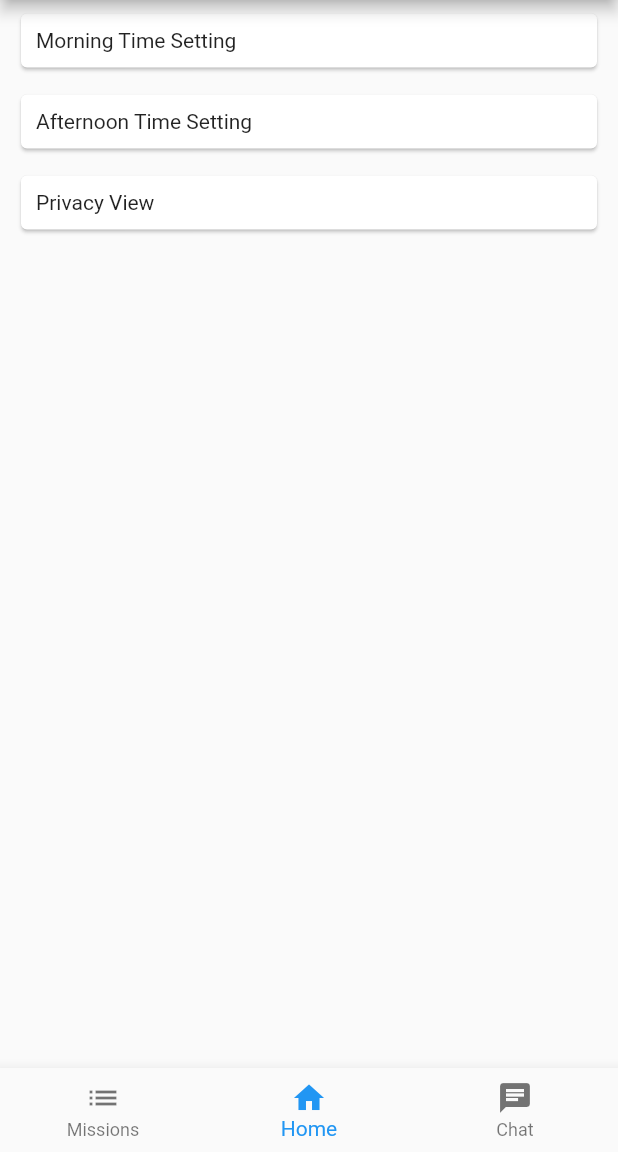
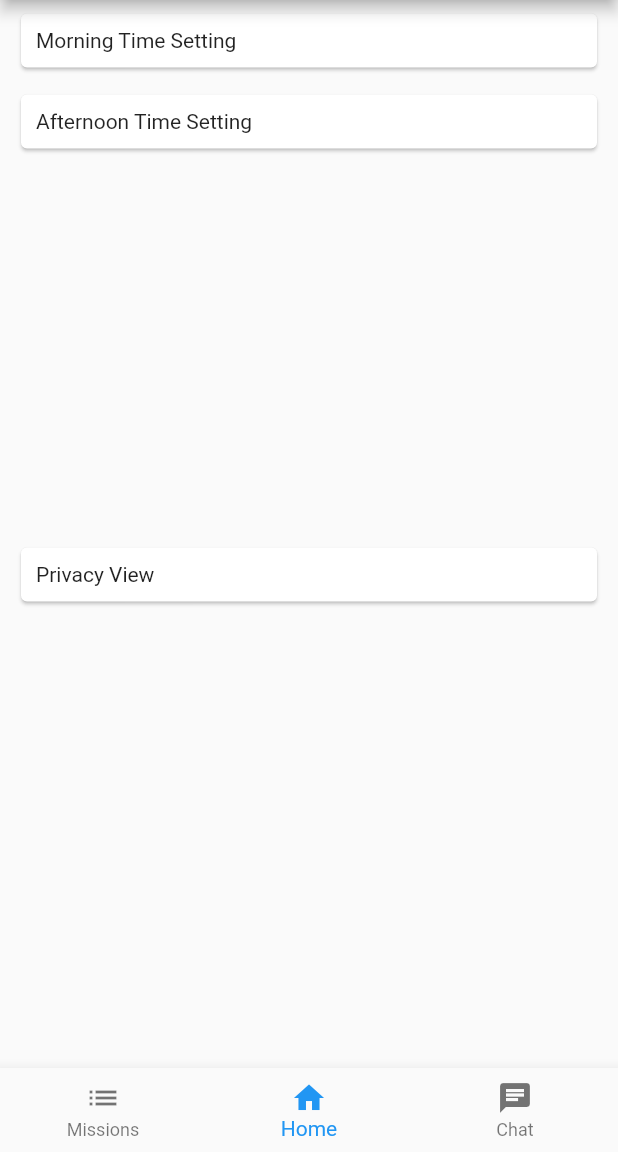
Before and after one commit to GDSC-CAU/Wiro-Flutter-App, a Flutter app: the screen it shows after launch, on a phone screen of 412 x 824 dp, the part 84-1236 px from its top. Run offline on Flutter 3.47's test engine with Material 2 defaults, Android fonts, the phone set to English and light mode, and no system bars.

Commit message:
Update Home.dart : Apply Flexible Layout to Home Page

```diff
--- a/lib/pages/Home.dart
+++ b/lib/pages/Home.dart
@@ -7,8 +7,8 @@ class HomePage extends StatelessWidget {
   Widget build(BuildContext context) {
     return Column(
       children: const [
-        HomeTimeSetting(),
-        HomePrivacy()
+        Flexible(flex: 1, child: HomeTimeSetting()),
+        Flexible(flex: 1, child: HomePrivacy())
       ]
     );
   }
```
